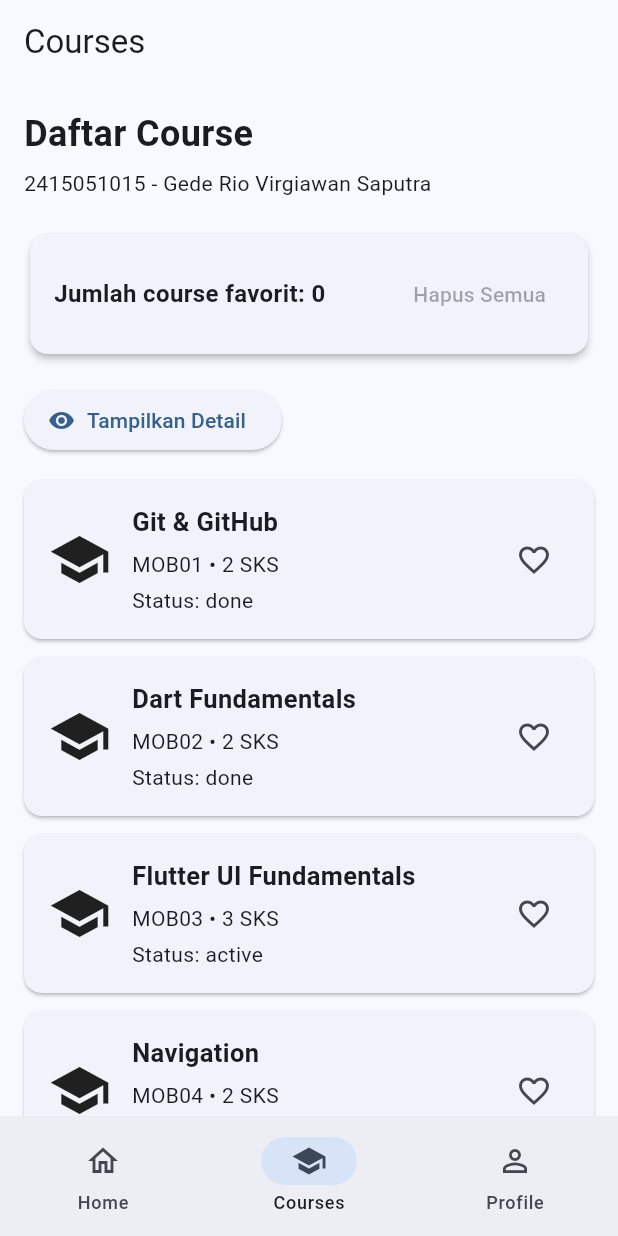
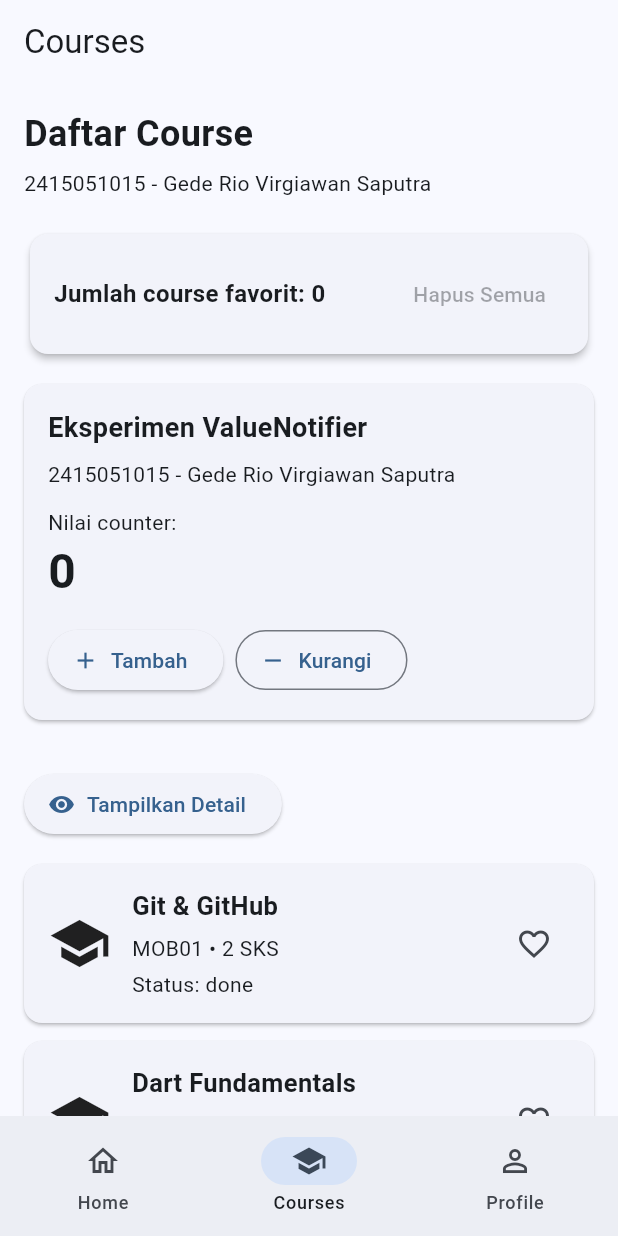
Before and after one commit to riovirgiawan/flutter_ui_fundamentals, a Flutter app: the screen it shows after launch, item 2 of the bottom bar chosen, on a phone screen of 412 x 824 dp. Run offline on Flutter 3.47's test engine with Material 3 defaults, Android fonts, the phone set to English and light mode, and no system bars.

Commit message:
Eksperimen ValueNotifier untuk state sederhana

```diff
--- a/lib/main.dart
+++ b/lib/main.dart
@@ -311,7 +311,6 @@ class _CoursesPageState extends State<CoursesPage> {
     );
   }
 
-  // --- FUNGSI BARU UNTUK HAPUS SEMUA FAVORIT ---
   void clearFavorites() {
     setState(() {
       favoriteCourses.clear();
@@ -357,11 +356,12 @@ class _CoursesPageState extends State<CoursesPage> {
                 ),
                 const SizedBox(height: 20),
 
-                // --- PEMANGGILAN WIDGET FAVORITE SUMMARY DI SINI ---
                 FavoriteSummary(
                   favoriteCourses: favoriteCourses,
                   onClearFavorites: clearFavorites,
                 ),
+
+                const ValueNotifierDemo(),
 
                 const SizedBox(height: 16),
 
@@ -439,7 +439,7 @@ class _CoursesPageState extends State<CoursesPage> {
 }
 
 // ======================================================
-// FAVORITE SUMMARY WIDGET (BARU)
+// FAVORITE SUMMARY WIDGET
 // ======================================================
 
 class FavoriteSummary extends StatelessWidget {
@@ -471,6 +471,90 @@ class FavoriteSummary extends StatelessWidget {
             TextButton(
               onPressed: favoriteCourses.isEmpty ? null : onClearFavorites,
               child: const Text('Hapus Semua'),
+            ),
+          ],
+        ),
+      ),
+    );
+  }
+}
+
+// ======================================================
+// VALUE NOTIFIER DEMO WIDGET (BARU)
+// ======================================================
+
+class ValueNotifierDemo extends StatefulWidget {
+  const ValueNotifierDemo({super.key});
+
+  @override
+  State<ValueNotifierDemo> createState() =>
+      _ValueNotifierDemoState();
+}
+
+class _ValueNotifierDemoState extends State<ValueNotifierDemo> {
+  final ValueNotifier<int> counter = ValueNotifier<int>(0);
+
+  @override
+  void dispose() {
+    counter.dispose();
+    super.dispose();
+  }
+
+  @override
+  Widget build(BuildContext context) {
+    return Card(
+      margin: const EdgeInsets.only(top: 16, bottom: 16),
+      child: Padding(
+        padding: const EdgeInsets.all(16),
+        child: Column(
+          crossAxisAlignment: CrossAxisAlignment.start,
+          children: [
+            const Text(
+              'Eksperimen ValueNotifier',
+              style: TextStyle(
+                fontSize: 18,
+                fontWeight: FontWeight.bold,
+              ),
+            ),
+            const SizedBox(height: 8),
+            const Text('$studentId - $studentName'),
+            const SizedBox(height: 12),
+            const Text('Nilai counter:'),
+
+            ValueListenableBuilder<int>(
+              valueListenable: counter,
+              builder: (context, value, child) {
+                return Text(
+                  '$value',
+                  style: const TextStyle(
+                    fontSize: 32,
+                    fontWeight: FontWeight.bold,
+                  ),
+                );
+              },
+            ),
+
+            const SizedBox(height: 12),
+            Row(
+              children: [
+                ElevatedButton.icon(
+                  onPressed: () {
+                    counter.value++;
+                  },
+                  icon: const Icon(Icons.add),
+                  label: const Text('Tambah'),
+                ),
+                const SizedBox(width: 8),
+                OutlinedButton.icon(
+                  onPressed: () {
+                    if (counter.value > 0) {
+                      counter.value--;
+                    }
+                  },
+                  icon: const Icon(Icons.remove),
+                  label: const Text('Kurangi'),
+                ),
+              ],
             ),
           ],
         ),
```
